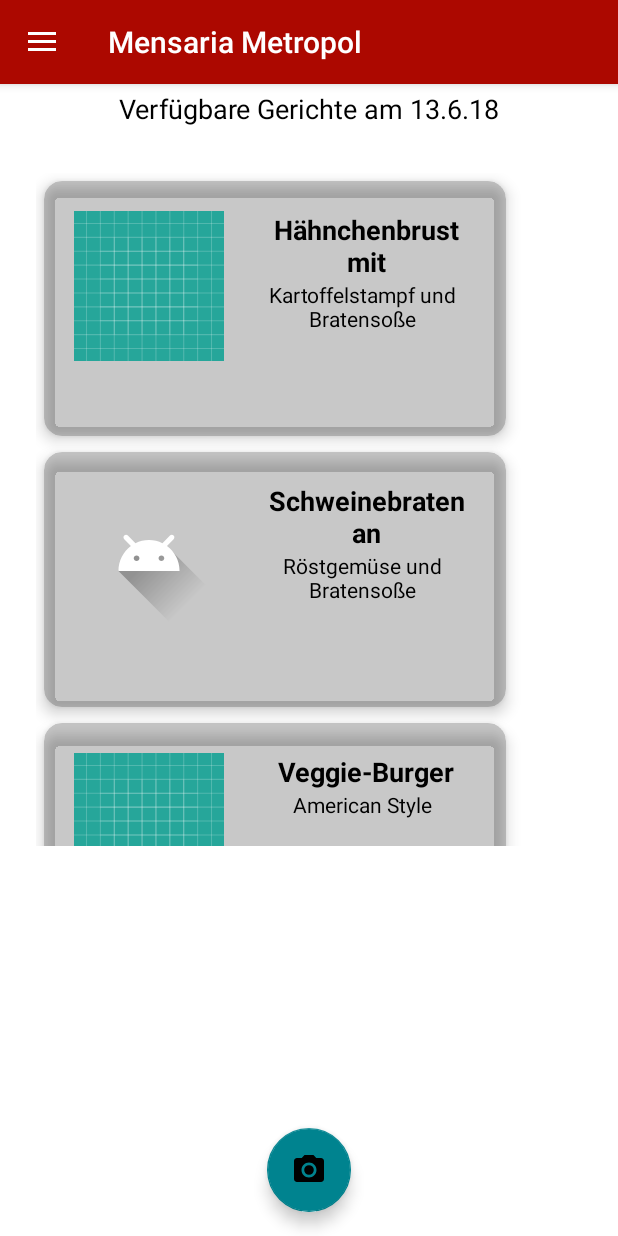
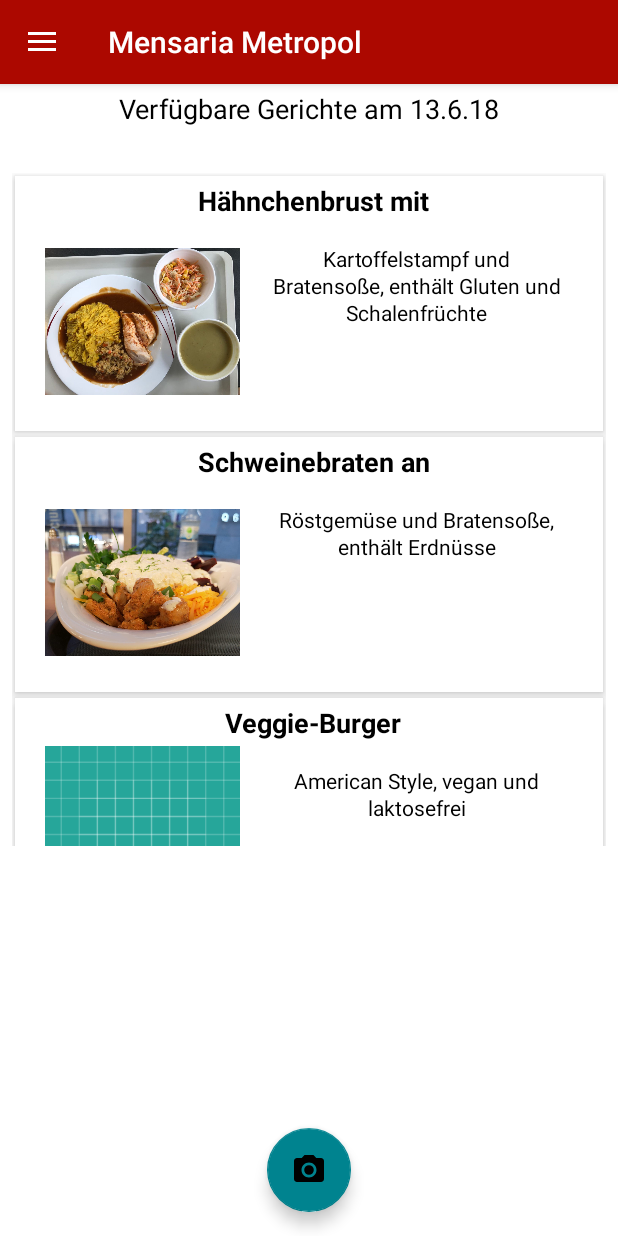
Before and after one commit to mobileDHBW18/app, an Android app: the screen it shows after launch (MainActivity), on a phone screen of 412 x 824 dp. Run offline under Robolectric (Android 15) with nearby library versions, the phone set to English and light mode, and no system bars; libraries missing offline, so code that uses them is left out: com.wonderkiln.camerakit; 1 statement that could not run was skipped.

Commit message:
Card-layout - pretty

```diff
--- a/app/src/main/java/com/example/cantinr/cantinr/RecyclerAdapter.java
+++ b/app/src/main/java/com/example/cantinr/cantinr/RecyclerAdapter.java
@@ -17,11 +17,11 @@ public class RecyclerAdapter extends RecyclerView.Adapter<RecyclerAdapter.ViewHo
     private String[] titles = {"Hähnchenbrust mit",
             "Schweinebraten an", "Veggie-Burger"};
 
-    private String[] details = {"Kartoffelstampf und Bratensoße",
-            "Röstgemüse und Bratensoße", "American Style"};
+    private String[] details = {"Kartoffelstampf und Bratensoße, enthält Gluten und Schalenfrüchte",
+            "Röstgemüse und Bratensoße, enthält Erdnüsse", "American Style, vegan und laktosefrei"};
 
-    private int[] images = { R.drawable.ic_launcher_background,
-            R.drawable.ic_launcher_foreground, R.drawable.ic_launcher_background};
+    private int[] images = { R.drawable.img1,//R.drawable.ic_launcher_background,
+            R.drawable.img2, R.drawable.ic_launcher_background};
 
     class ViewHolder extends RecyclerView.ViewHolder{
 
--- a/app/src/main/res/layout/card_layout.xml
+++ b/app/src/main/res/layout/card_layout.xml
@@ -5,49 +5,52 @@
     xmlns:card_view="http://schemas.android.com/apk/res-auto"
     xmlns:tools="http://schemas.android.com/tools"
     android:id="@+id/card_view"
-    android:layout_width="wrap_content"
+    android:layout_width="match_parent"
     android:layout_height="170dp"
     android:layout_gravity="center"
-    android:layout_margin="5dp"
+    android:layout_margin="2dp"
     android:clickable="true"
+    android:elevation="2dp"
     android:foreground="?selectableItemBackground"
-    card_view:cardBackgroundColor="@color/cardview_shadow_start_color"
-    card_view:cardCornerRadius="12dp"
-    card_view:cardElevation="6dp"
+    card_view:cardBackgroundColor="@color/cardview_light_background"
+    card_view:cardCornerRadius="0dp"
+    card_view:cardElevation="4dp"
     card_view:contentPadding="4dp">
 
 
+    <TextView
+        android:id="@+id/item_title"
+        android:layout_width="match_parent"
+        android:layout_height="wrap_content"
+        android:layout_alignParentTop="true"
+        android:layout_marginStart="6dp"
+        android:layout_toEndOf="@+id/item_image"
+        android:textAlignment="center"
+        android:textSize="18sp"
+        android:textStyle="bold"
+        tools:text="Beispiel" />
+
     <RelativeLayout
-        android:layout_width="300dp"
+        android:layout_width="match_parent"
         android:layout_height="301dp"
         android:padding="16dp">
 
         <ImageView
             android:id="@+id/item_image"
-            android:layout_width="100dp"
-            android:layout_height="100dp"
-            android:layout_alignParentLeft="true"
+            android:layout_width="130dp"
+            android:layout_height="130dp"
+            android:layout_alignParentStart="true"
             android:layout_alignParentTop="true"
-            android:layout_marginRight="16dp" />
-
-        <TextView
-            android:id="@+id/item_title"
-            android:layout_width="match_parent"
-            android:layout_height="wrap_content"
-            android:layout_alignParentTop="true"
-            android:layout_marginStart="6dp"
-            android:layout_toEndOf="@+id/item_image"
-            android:textAlignment="center"
-            android:textSize="18sp"
-            android:textStyle="bold"
-            tools:text="Beispiel" />
+            android:layout_marginTop="12dp" />
 
         <TextView
             android:id="@+id/item_detail"
             android:layout_width="match_parent"
             android:layout_height="wrap_content"
-            android:layout_below="@+id/item_title"
+            android:layout_marginStart="13dp"
+            android:layout_marginTop="25dp"
             android:layout_toRightOf="@+id/item_image"
+            android:lineSpacingExtra="2dp"
             android:textAlignment="center"
             tools:text="Beispiel" />
 
--- a/app/src/main/res/layout/content_main.xml
+++ b/app/src/main/res/layout/content_main.xml
@@ -66,7 +66,8 @@
             android:id="@+id/coordinatorLayout"
             android:layout_width="match_parent"
             android:layout_height="500dp"
-            android:layout_marginStart="24dp"
+            android:layout_marginEnd="8dp"
+            android:layout_marginStart="8dp"
             android:layout_marginTop="60dp"
             app:layout_constraintEnd_toEndOf="parent"
             app:layout_constraintHorizontal_bias="0.0"
@@ -78,7 +79,8 @@
             android:id="@+id/recycler_view"
             android:layout_width="match_parent"
             android:layout_height="504dp"
-            android:layout_marginStart="24dp"
+            android:layout_marginEnd="8dp"
+            android:layout_marginStart="8dp"
             android:layout_marginTop="60dp"
             android:paddingTop="55dp"
             app:layout_behavior="@string/appbar_scrolling_view_behavior"
```
Also changed, not shown: app/src/main/res/drawable/img1.jpeg (added), app/src/main/res/drawable/img2.jpeg (added).
